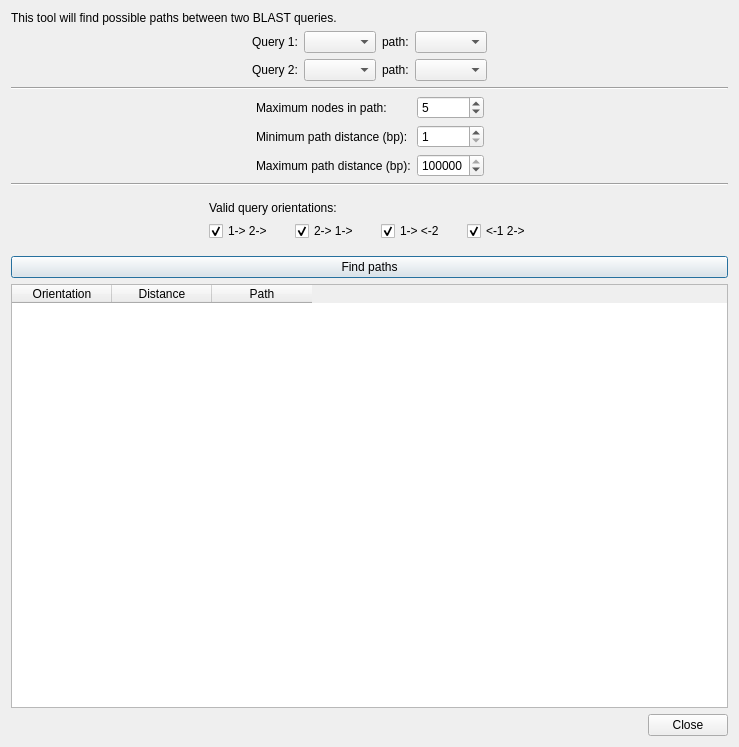
Qt form ui/distancedialog.ui (rrwick/Bandage) before a commit.
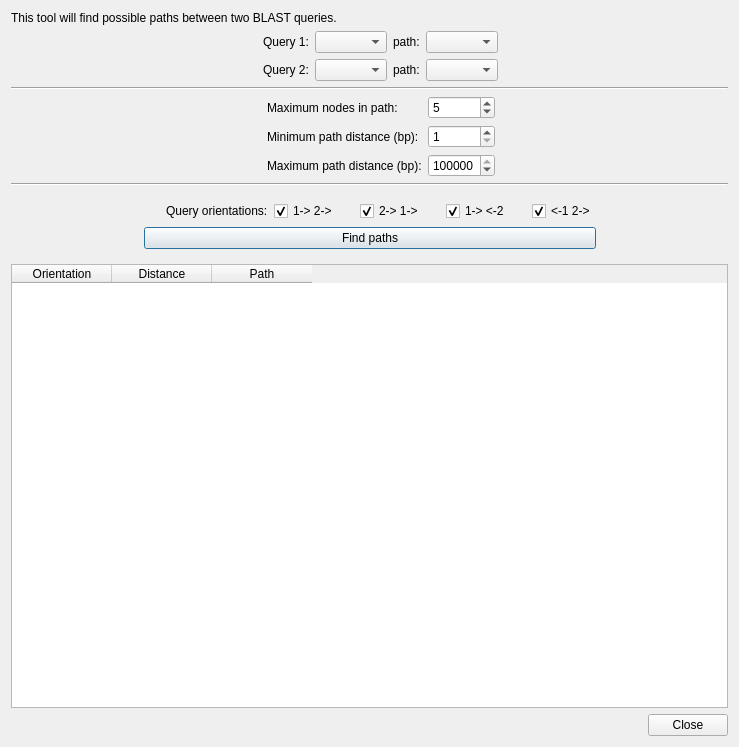
The same form after that commit. Custom widgets are drawn as their Qt base class.

Commit message: Add progress dialog and info texts

Patch:
```diff
--- a/ui/distancedialog.ui
+++ b/ui/distancedialog.ui
@@ -36,24 +36,20 @@
       <property name="bottomMargin">
        <number>0</number>
       </property>
-      <item row="1" column="4">
-       <widget class="QLabel" name="query2PathLabel">
-        <property name="text">
-         <string>path:</string>
+      <item row="0" column="1">
+       <spacer name="horizontalSpacer">
+        <property name="orientation">
+         <enum>Qt::Horizontal</enum>
         </property>
-       </widget>
-      </item>
-      <item row="0" column="5">
-       <widget class="QComboBox" name="query1PathComboBox"/>
-      </item>
-      <item row="0" column="2">
-       <widget class="QLabel" name="query1Label">
-        <property name="text">
-         <string>Query 1:</string>
+        <property name="sizeHint" stdset="0">
+         <size>
+          <width>40</width>
+          <height>20</height>
+         </size>
         </property>
-       </widget>
+       </spacer>
       </item>
-      <item row="1" column="2">
+      <item row="1" column="3">
        <widget class="QLabel" name="query2Label">
         <property name="text">
          <string>Query 2:</string>
@@ -61,19 +57,6 @@
        </widget>
       </item>
       <item row="0" column="4">
-       <widget class="QLabel" name="query1PathLabel">
-        <property name="text">
-         <string>path:</string>
-        </property>
-       </widget>
-      </item>
-      <item row="1" column="3">
-       <widget class="QComboBox" name="query2ComboBox"/>
-      </item>
-      <item row="1" column="5">
-       <widget class="QComboBox" name="query2PathComboBox"/>
-      </item>
-      <item row="0" column="3">
        <widget class="QComboBox" name="query1ComboBox"/>
       </item>
       <item row="0" column="1">
@@ -90,6 +73,33 @@
        </spacer>
       </item>
       <item row="0" column="6">
+       <widget class="QComboBox" name="query1PathComboBox"/>
+      </item>
+      <item row="1" column="4">
+       <widget class="QComboBox" name="query2ComboBox"/>
+      </item>
+      <item row="0" column="3">
+       <widget class="QLabel" name="query1Label">
+        <property name="text">
+         <string>Query 1:</string>
+        </property>
+       </widget>
+      </item>
+      <item row="1" column="5">
+       <widget class="QLabel" name="query2PathLabel">
+        <property name="text">
+         <string>path:</string>
+        </property>
+       </widget>
+      </item>
+      <item row="0" column="5">
+       <widget class="QLabel" name="query1PathLabel">
+        <property name="text">
+         <string>path:</string>
+        </property>
+       </widget>
+      </item>
+      <item row="0" column="7">
        <spacer name="horizontalSpacer_2">
         <property name="orientation">
          <enum>Qt::Horizontal</enum>
@@ -102,6 +112,25 @@
         </property>
        </spacer>
       </item>
+      <item row="1" column="6">
+       <widget class="QComboBox" name="query2PathComboBox"/>
+      </item>
+      <item row="0" column="2" rowspan="2">
+       <widget class="InfoTextWidget" name="queriesInfoText" native="true">
+        <property name="sizePolicy">
+         <sizepolicy hsizetype="Fixed" vsizetype="Fixed">
+          <horstretch>0</horstretch>
+          <verstretch>0</verstretch>
+         </sizepolicy>
+        </property>
+        <property name="minimumSize">
+         <size>
+          <width>16</width>
+          <height>16</height>
+         </size>
+        </property>
+       </widget>
+      </item>
      </layout>
     </widget>
    </item>
@@ -140,40 +169,21 @@
         </property>
        </spacer>
       </item>
-      <item row="0" column="1">
-       <widget class="QLabel" name="query2Label_3">
+      <item row="0" column="2">
+       <widget class="QLabel" name="maxNodesLabel">
         <property name="text">
          <string>Maximum nodes in path:</string>
         </property>
        </widget>
       </item>
-      <item row="1" column="2">
-       <widget class="QSpinBox" name="minPathDistanceSpinBox">
-        <property name="minimum">
-         <number>1</number>
-        </property>
-        <property name="maximum">
-         <number>1000000000</number>
-        </property>
-        <property name="singleStep">
-         <number>1000</number>
-        </property>
-       </widget>
-      </item>
-      <item row="0" column="2">
-       <widget class="QSpinBox" name="maxNodesSpinBox">
-        <property name="minimum">
-         <number>1</number>
-        </property>
-        <property name="maximum">
-         <number>1000000000</number>
-        </property>
-        <property name="value">
-         <number>5</number>
-        </property>
-       </widget>
-      </item>
       <item row="2" column="2">
+       <widget class="QLabel" name="maxPathDistanceLabel">
+        <property name="text">
+         <string>Maximum path distance (bp):</string>
+        </property>
+       </widget>
+      </item>
+      <item row="2" column="3">
        <widget class="QSpinBox" name="maxPathDistanceSpinBox">
         <property name="maximum">
          <number>1000000000</number>
@@ -186,21 +196,14 @@
         </property>
        </widget>
       </item>
-      <item row="1" column="1">
-       <widget class="QLabel" name="query1Label_2">
+      <item row="1" column="2">
+       <widget class="QLabel" name="minPathDistanceLabel">
         <property name="text">
          <string>Minimum path distance (bp):</string>
         </property>
        </widget>
       </item>
-      <item row="2" column="1">
-       <widget class="QLabel" name="query2Label_2">
-        <property name="text">
-         <string>Maximum path distance (bp):</string>
-        </property>
-       </widget>
-      </item>
-      <item row="0" column="3">
+      <item row="0" column="4">
        <spacer name="horizontalSpacer_4">
         <property name="orientation">
          <enum>Qt::Horizontal</enum>
@@ -213,6 +216,80 @@
         </property>
        </spacer>
       </item>
+      <item row="1" column="3">
+       <widget class="QSpinBox" name="minPathDistanceSpinBox">
+        <property name="minimum">
+         <number>1</number>
+        </property>
+        <property name="maximum">
+         <number>1000000000</number>
+        </property>
+        <property name="singleStep">
+         <number>1000</number>
+        </property>
+       </widget>
+      </item>
+      <item row="0" column="3">
+       <widget class="QSpinBox" name="maxNodesSpinBox">
+        <property name="minimum">
+         <number>1</number>
+        </property>
+        <property name="maximum">
+         <number>1000000000</number>
+        </property>
+        <property name="value">
+         <number>5</number>
+        </property>
+       </widget>
+      </item>
+      <item row="0" column="1">
+       <widget class="InfoTextWidget" name="maxNodesInfoText" native="true">
+        <property name="sizePolicy">
+         <sizepolicy hsizetype="Fixed" vsizetype="Fixed">
+          <horstretch>0</horstretch>
+          <verstretch>0</verstretch>
+         </sizepolicy>
+        </property>
+        <property name="minimumSize">
+         <size>
+          <width>16</width>
+          <height>16</height>
+         </size>
+        </property>
+       </widget>
+      </item>
+      <item row="1" column="1">
+       <widget class="InfoTextWidget" name="minPathDistanceInfoText" native="true">
+        <property name="sizePolicy">
+         <sizepolicy hsizetype="Fixed" vsizetype="Fixed">
+          <horstretch>0</horstretch>
+          <verstretch>0</verstretch>
+         </sizepolicy>
+        </property>
+        <property name="minimumSize">
+         <size>
+          <width>16</width>
+          <height>16</height>
+         </size>
+        </property>
+       </widget>
+      </item>
+      <item row="2" column="1">
+       <widget class="InfoTextWidget" name="maxPathDistanceInfoText" native="true">
+        <property name="sizePolicy">
+         <sizepolicy hsizetype="Fixed" vsizetype="Fixed">
+          <horstretch>0</horstretch>
+          <verstretch>0</verstretch>
+         </sizepolicy>
+        </property>
+        <property name="minimumSize">
+         <size>
+          <width>16</width>
+          <height>16</height>
+         </size>
+        </property>
+       </widget>
+      </item>
      </layout>
     </widget>
    </item>
@@ -226,21 +303,34 @@
    <item>
     <widget class="QWidget" name="widget_3" native="true">
      <layout class="QGridLayout" name="gridLayout_2">
+      <item row="1" column="4">
+       <spacer name="horizontalSpacer_7">
+        <property name="orientation">
+         <enum>Qt::Horizontal</enum>
+        </property>
+        <property name="sizeType">
+         <enum>QSizePolicy::Fixed</enum>
+        </property>
+        <property name="sizeHint" stdset="0">
+         <size>
+          <width>10</width>
+          <height>20</height>
+         </size>
+        </property>
+       </spacer>
+      </item>
+      <item row="1" column="7">
+       <widget class="QCheckBox" name="orientation3CheckBox">
+        <property name="text">
+         <string>1-&gt; &lt;-2</string>
+        </property>
+        <property name="checked">
+         <bool>true</bool>
+        </property>
+       </widget>
+      </item>
       <item row="1" column="8">
-       <spacer name="horizontalSpacer_6">
-        <property name="orientation">
-         <enum>Qt::Horizontal</enum>
-        </property>
-        <property name="sizeHint" stdset="0">
-         <size>
-          <width>68</width>
-          <height>15</height>
-         </size>
-        </property>
-       </spacer>
-      </item>
-      <item row="1" column="4">
-       <spacer name="horizontalSpacer_8">
+       <spacer name="horizontalSpacer_9">
         <property name="orientation">
          <enum>Qt::Horizontal</enum>
         </property>
@@ -255,17 +345,23 @@
         </property>
        </spacer>
       </item>
-      <item row="1" column="3">
-       <widget class="QCheckBox" name="orientation2CheckBox">
-        <property name="text">
-         <string>2-&gt; 1-&gt;</string>
-        </property>
-        <property name="checked">
-         <bool>true</bool>
-        </property>
-       </widget>
-      </item>
       <item row="1" column="1">
+       <widget class="InfoTextWidget" name="orientationsInfoText" native="true">
+        <property name="sizePolicy">
+         <sizepolicy hsizetype="Fixed" vsizetype="Fixed">
+          <horstretch>0</horstretch>
+          <verstretch>0</verstretch>
+         </sizepolicy>
+        </property>
+        <property name="minimumSize">
+         <size>
+          <width>16</width>
+          <height>16</height>
+         </size>
+        </property>
+       </widget>
+      </item>
+      <item row="1" column="3">
        <widget class="QCheckBox" name="orientation1CheckBox">
         <property name="text">
          <string>1-&gt; 2-&gt;</string>
@@ -275,16 +371,6 @@
         </property>
        </widget>
       </item>
-      <item row="1" column="7">
-       <widget class="QCheckBox" name="orientation4CheckBox">
-        <property name="text">
-         <string>&lt;-1 2-&gt;</string>
-        </property>
-        <property name="checked">
-         <bool>true</bool>
-        </property>
-       </widget>
-      </item>
       <item row="1" column="0">
        <spacer name="horizontalSpacer_5">
         <property name="orientation">
@@ -298,33 +384,10 @@
         </property>
        </spacer>
       </item>
-      <item row="0" column="1" colspan="7">
-       <widget class="QLabel" name="label">
-        <property name="text">
-         <string>Valid query orientations:</string>
-        </property>
-       </widget>
-      </item>
-      <item row="1" column="2">
-       <spacer name="horizontalSpacer_7">
-        <property name="orientation">
-         <enum>Qt::Horizontal</enum>
-        </property>
-        <property name="sizeType">
-         <enum>QSizePolicy::Fixed</enum>
-        </property>
-        <property name="sizeHint" stdset="0">
-         <size>
-          <width>10</width>
-          <height>20</height>
-         </size>
-        </property>
-       </spacer>
-      </item>
       <item row="1" column="5">
-       <widget class="QCheckBox" name="orientation3CheckBox">
+       <widget class="QCheckBox" name="orientation2CheckBox">
         <property name="text">
-         <string>1-&gt; &lt;-2</string>
+         <string>2-&gt; 1-&gt;</string>
         </property>
         <property name="checked">
          <bool>true</bool>
@@ -332,7 +395,7 @@
        </widget>
       </item>
       <item row="1" column="6">
-       <spacer name="horizontalSpacer_9">
+       <spacer name="horizontalSpacer_8">
         <property name="orientation">
          <enum>Qt::Horizontal</enum>
         </property>
@@ -347,16 +410,46 @@
         </property>
        </spacer>
       </item>
+      <item row="1" column="10">
+       <spacer name="horizontalSpacer_6">
+        <property name="orientation">
+         <enum>Qt::Horizontal</enum>
+        </property>
+        <property name="sizeHint" stdset="0">
+         <size>
+          <width>68</width>
+          <height>15</height>
+         </size>
+        </property>
+       </spacer>
+      </item>
+      <item row="1" column="9">
+       <widget class="QCheckBox" name="orientation4CheckBox">
+        <property name="text">
+         <string>&lt;-1 2-&gt;</string>
+        </property>
+        <property name="checked">
+         <bool>true</bool>
+        </property>
+       </widget>
+      </item>
+      <item row="1" column="2">
+       <widget class="QLabel" name="orientationsLabel">
+        <property name="text">
+         <string>Query orientations:</string>
+        </property>
+       </widget>
+      </item>
+      <item row="2" column="1" colspan="9">
+       <widget class="QPushButton" name="findPathsButton">
+        <property name="text">
+         <string>Find paths</string>
+        </property>
+       </widget>
+      </item>
      </layout>
     </widget>
    </item>
-   <item>
-    <widget class="QPushButton" name="findPathsButton">
-     <property name="text">
-      <string>Find paths</string>
-     </property>
-    </widget>
-   </item>
    <item>
     <widget class="MyTableWidget" name="resultsTableWidget">
      <column>
@@ -394,6 +487,12 @@
    <extends>QTableWidget</extends>
    <header>mytablewidget.h</header>
   </customwidget>
+  <customwidget>
+   <class>InfoTextWidget</class>
+   <extends>QWidget</extends>
+   <header>infotextwidget.h</header>
+   <container>1</container>
+  </customwidget>
  </customwidgets>
  <resources/>
  <connections>
```
Left out of the diff: 36 changed lines with no effect on the pictures. The commit also changes 3 other files.
